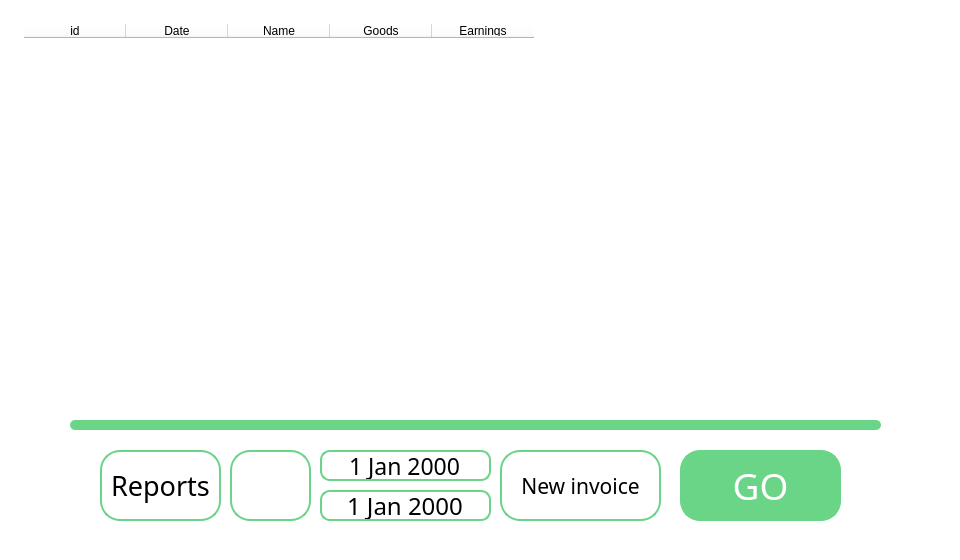
Before: the Qt Designer form uis/invoices/Invoices.ui in exorevan/Invoices-application--PyQT6-, drawn with Qt 5.
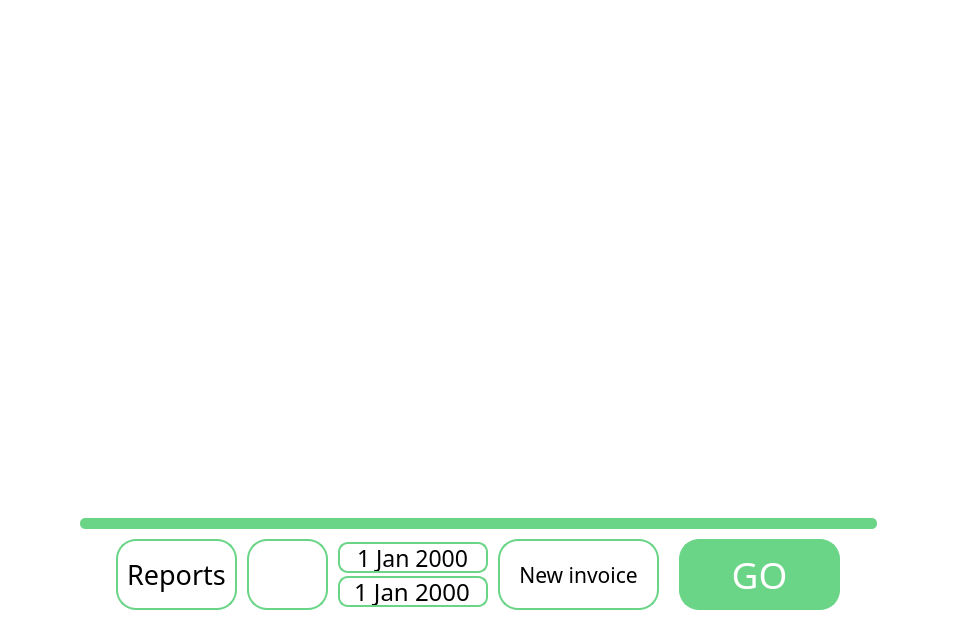
After: the same form once the commit is applied. Icons and pictures are not drawn.

```diff
--- a/uis/invoices/Invoices.ui
+++ b/uis/invoices/Invoices.ui
@@ -6,8 +6,8 @@
    <rect>
     <x>0</x>
     <y>0</y>
-    <width>960</width>
-    <height>560</height>
+    <width>957</width>
+    <height>620</height>
    </rect>
   </property>
   <property name="font">
@@ -23,158 +23,76 @@
    <string notr="true">background-color: white;
 border-radius: 20;</string>
   </property>
-  <widget class="QDateEdit" name="datePicker2">
-   <property name="geometry">
-    <rect>
-     <x>320</x>
-     <y>490</y>
-     <width>171</width>
-     <height>31</height>
-    </rect>
+  <layout class="QVBoxLayout" name="verticalLayout_2">
+   <property name="spacing">
+    <number>0</number>
    </property>
-   <property name="font">
-    <font>
-     <family>Dubai Light</family>
-     <pointsize>18</pointsize>
-    </font>
+   <property name="leftMargin">
+    <number>0</number>
    </property>
-   <property name="layoutDirection">
-    <enum>Qt::LeftToRight</enum>
+   <property name="topMargin">
+    <number>0</number>
    </property>
-   <property name="styleSheet">
-    <string notr="true">background-color: white;
-border: 2px solid #6ad487;
-border-radius: 10;</string>
+   <property name="rightMargin">
+    <number>0</number>
    </property>
-   <property name="alignment">
-    <set>Qt::AlignCenter</set>
+   <property name="bottomMargin">
+    <number>0</number>
    </property>
-   <property name="buttonSymbols">
-    <enum>QAbstractSpinBox::NoButtons</enum>
-   </property>
-  </widget>
-  <widget class="QDateEdit" name="datePicker1">
-   <property name="geometry">
-    <rect>
-     <x>320</x>
-     <y>450</y>
-     <width>171</width>
-     <height>31</height>
-    </rect>
-   </property>
-   <property name="font">
-    <font>
-     <family>Dubai Light</family>
-     <pointsize>17</pointsize>
-    </font>
-   </property>
-   <property name="accessibleDescription">
-    <string/>
-   </property>
-   <property name="layoutDirection">
-    <enum>Qt::LeftToRight</enum>
-   </property>
-   <property name="autoFillBackground">
-    <bool>false</bool>
-   </property>
-   <property name="styleSheet">
-    <string notr="true">background-color: white;
-border: 2px solid #6ad487;
-border-radius: 10;</string>
-   </property>
-   <property name="alignment">
-    <set>Qt::AlignCenter</set>
-   </property>
-   <property name="buttonSymbols">
-    <enum>QAbstractSpinBox::NoButtons</enum>
-   </property>
-  </widget>
-  <widget class="QPushButton" name="showInvoicesButton">
-   <property name="geometry">
-    <rect>
-     <x>680</x>
-     <y>450</y>
-     <width>161</width>
-     <height>71</height>
-    </rect>
-   </property>
-   <property name="font">
-    <font>
-     <family>Broadway</family>
-     <pointsize>28</pointsize>
-    </font>
-   </property>
-   <property name="styleSheet">
-    <string notr="true">
-QPushButton{
-background-color: #6ad487;
-border-radius: 20;
-color: white; 
-
-border: 2px solid #6ad487;
-}
-
-QPushButton:hover {
-
-	
-	
-	border-color: rgb(255, 255, 255);
-	font: 28pt &quot;Broadway&quot;;
-}
-</string>
-   </property>
-   <property name="text">
-    <string>GO</string>
-   </property>
-  </widget>
-  <widget class="QPushButton" name="newInvoiceButton">
-   <property name="geometry">
-    <rect>
-     <x>500</x>
-     <y>450</y>
-     <width>161</width>
-     <height>71</height>
-    </rect>
-   </property>
-   <property name="font">
-    <font>
-     <family>Dubai Light</family>
-     <pointsize>16</pointsize>
-    </font>
-   </property>
-   <property name="styleSheet">
-    <string notr="true">QPushButton{
-background-color: white;
-border-radius: 20;
-color: black; 
-border: 2px solid #6ad487;
-}
-
-QPushButton:hover {
-
-	
-	background-color: #ffff;
-	border: 3px solid #6ad487;
-	selection-color: rgb(92, 186, 117);
-	font: 25 16pt &quot;Dubai Light&quot;;
-	
-	
-}
-</string>
-   </property>
-   <property name="text">
-    <string>New invoice</string>
-   </property>
-  </widget>
+   <item>
+    <layout class="QVBoxLayout" name="verticalLayout">
+     <item>
+      <widget class="QFrame" name="frame">
+       <property name="frameShape">
+        <enum>QFrame::StyledPanel</enum>
+       </property>
+       <property name="frameShadow">
+        <enum>QFrame::Raised</enum>
+       </property>
+       <layout class="QVBoxLayout" name="verticalLayout_7">
+        <property name="spacing">
+         <number>0</number>
+        </property>
+        <property name="leftMargin">
+         <number>0</number>
+        </property>
+        <property name="topMargin">
+         <number>0</number>
+        </property>
+        <property name="rightMargin">
+         <number>0</number>
+        </property>
+        <property name="bottomMargin">
+         <number>0</number>
+        </property>
+        <item>
+         <layout class="QVBoxLayout" name="verticalLayout_6">
+          <item>
+           <widget class="QFrame" name="frame_6">
+            <property name="frameShape">
+             <enum>QFrame::StyledPanel</enum>
+            </property>
+            <property name="frameShadow">
+             <enum>QFrame::Raised</enum>
+            </property>
+            <layout class="QVBoxLayout" name="verticalLayout_9">
+             <property name="spacing">
+              <number>0</number>
+             </property>
+             <property name="leftMargin">
+              <number>10</number>
+             </property>
+             <property name="topMargin">
+              <number>20</number>
+             </property>
+             <property name="rightMargin">
+              <number>5</number>
+             </property>
+             <property name="bottomMargin">
+              <number>0</number>
+             </property>
+             <item>
   <widget class="QTableWidget" name="tableWidget">
-   <property name="geometry">
-    <rect>
-     <x>20</x>
-     <y>20</y>
-     <width>921</width>
-     <height>381</height>
-    </rect>
-   </property>
    <property name="font">
     <font>
      <family>Dubai Light</family>
@@ -188,7 +106,7 @@
 border: 2px solid white;</string>
    </property>
    <attribute name="horizontalHeaderVisible">
-    <bool>true</bool>
+                <bool>false</bool>
    </attribute>
    <attribute name="horizontalHeaderCascadingSectionResizes">
     <bool>false</bool>
@@ -237,14 +155,39 @@
     </property>
    </column>
   </widget>
-  <widget class="QFrame" name="frame">
-   <property name="geometry">
-    <rect>
-     <x>70</x>
-     <y>420</y>
-     <width>811</width>
-     <height>10</height>
-    </rect>
+             </item>
+            </layout>
+           </widget>
+          </item>
+         </layout>
+        </item>
+        <item>
+         <layout class="QVBoxLayout" name="verticalLayout_5">
+          <property name="spacing">
+           <number>0</number>
+          </property>
+          <property name="leftMargin">
+           <number>80</number>
+          </property>
+          <property name="rightMargin">
+           <number>80</number>
+          </property>
+          <property name="bottomMargin">
+           <number>10</number>
+          </property>
+          <item alignment="Qt::AlignVCenter">
+           <widget class="QFrame" name="frame_7">
+            <property name="minimumSize">
+             <size>
+              <width>0</width>
+              <height>11</height>
+             </size>
+            </property>
+            <property name="maximumSize">
+             <size>
+              <width>16777215</width>
+              <height>0</height>
+             </size>
    </property>
    <property name="styleSheet">
     <string notr="true">background-color: #6ad487;
@@ -258,15 +201,147 @@
    <property name="frameShadow">
     <enum>QFrame::Raised</enum>
    </property>
-  </widget>
+            <layout class="QVBoxLayout" name="verticalLayout_8">
+             <property name="spacing">
+              <number>0</number>
+             </property>
+             <property name="leftMargin">
+              <number>80</number>
+             </property>
+             <property name="topMargin">
+              <number>10</number>
+             </property>
+             <property name="rightMargin">
+              <number>80</number>
+             </property>
+             <property name="bottomMargin">
+              <number>20</number>
+             </property>
+            </layout>
+           </widget>
+          </item>
+         </layout>
+        </item>
+       </layout>
+      </widget>
+     </item>
+    </layout>
+   </item>
+   <item>
+    <layout class="QHBoxLayout" name="horizontalLayout">
+     <property name="spacing">
+      <number>10</number>
+     </property>
+     <property name="bottomMargin">
+      <number>10</number>
+     </property>
+     <item alignment="Qt::AlignHCenter">
+      <widget class="QFrame" name="frame_2">
+       <property name="frameShape">
+        <enum>QFrame::StyledPanel</enum>
+       </property>
+       <property name="frameShadow">
+        <enum>QFrame::Raised</enum>
+       </property>
+       <layout class="QHBoxLayout" name="horizontalLayout_4">
+        <property name="spacing">
+         <number>10</number>
+        </property>
+        <property name="leftMargin">
+         <number>0</number>
+        </property>
+        <property name="topMargin">
+         <number>0</number>
+        </property>
+        <property name="rightMargin">
+         <number>0</number>
+        </property>
+        <property name="bottomMargin">
+         <number>0</number>
+        </property>
+        <item>
+         <layout class="QHBoxLayout" name="horizontalLayout_2">
+          <item>
+           <widget class="QFrame" name="frame_3">
+            <property name="frameShape">
+             <enum>QFrame::StyledPanel</enum>
+            </property>
+            <property name="frameShadow">
+             <enum>QFrame::Raised</enum>
+            </property>
+            <layout class="QHBoxLayout" name="horizontalLayout_5">
+             <property name="spacing">
+              <number>10</number>
+             </property>
+             <property name="leftMargin">
+              <number>100</number>
+             </property>
+             <property name="topMargin">
+              <number>0</number>
+             </property>
+             <property name="rightMargin">
+              <number>0</number>
+             </property>
+             <property name="bottomMargin">
+              <number>0</number>
+             </property>
+             <item>
+              <widget class="QPushButton" name="ReportsButton">
+               <property name="minimumSize">
+                <size>
+                 <width>121</width>
+                 <height>71</height>
+                </size>
+               </property>
+               <property name="maximumSize">
+                <size>
+                 <width>121</width>
+                 <height>71</height>
+                </size>
+               </property>
+               <property name="font">
+                <font>
+                 <family>Dubai Light</family>
+                 <pointsize>20</pointsize>
+                </font>
+               </property>
+               <property name="styleSheet">
+                <string notr="true">QPushButton{
+background-color: white;
+border-radius: 20;
+color: black; 
+border: 2px solid #6ad487;
+}
+
+QPushButton:hover {
+
+	
+	background-color: #6ad487;
+	border-color: rgb(255, 255, 255);
+	selection-color: rgb(92, 186, 117);
+	font: 57 20pt &quot;Dubai Medium&quot;;
+	color: white;
+}
+</string>
+               </property>
+               <property name="text">
+                <string>Reports</string>
+               </property>
+              </widget>
+             </item>
+             <item>
   <widget class="QPushButton" name="PlotsButton">
-   <property name="geometry">
-    <rect>
-     <x>230</x>
-     <y>450</y>
+               <property name="minimumSize">
+                <size>
      <width>81</width>
      <height>71</height>
-    </rect>
+                </size>
+               </property>
+               <property name="maximumSize">
+                <size>
+                 <width>81</width>
+                 <height>71</height>
+                </size>
    </property>
    <property name="font">
     <font>
@@ -306,19 +381,175 @@
     </size>
    </property>
   </widget>
-  <widget class="QPushButton" name="ReportsButton">
-   <property name="geometry">
-    <rect>
-     <x>100</x>
-     <y>450</y>
-     <width>121</width>
+             </item>
+            </layout>
+           </widget>
+          </item>
+         </layout>
+        </item>
+        <item>
+         <layout class="QVBoxLayout" name="verticalLayout_3">
+          <item>
+           <widget class="QFrame" name="frame_4">
+            <property name="frameShape">
+             <enum>QFrame::StyledPanel</enum>
+            </property>
+            <property name="frameShadow">
+             <enum>QFrame::Raised</enum>
+            </property>
+            <layout class="QVBoxLayout" name="verticalLayout_4">
+             <property name="spacing">
+              <number>0</number>
+             </property>
+             <property name="leftMargin">
+              <number>0</number>
+             </property>
+             <property name="topMargin">
+              <number>0</number>
+             </property>
+             <property name="rightMargin">
+              <number>0</number>
+             </property>
+             <property name="bottomMargin">
+              <number>0</number>
+             </property>
+             <item>
+              <widget class="QDateEdit" name="datePicker1">
+               <property name="maximumSize">
+                <size>
+                 <width>171</width>
+                 <height>31</height>
+                </size>
+               </property>
+               <property name="font">
+                <font>
+                 <family>Dubai Light</family>
+                 <pointsize>17</pointsize>
+                </font>
+               </property>
+               <property name="accessibleDescription">
+                <string/>
+               </property>
+               <property name="layoutDirection">
+                <enum>Qt::LeftToRight</enum>
+               </property>
+               <property name="autoFillBackground">
+                <bool>false</bool>
+               </property>
+               <property name="styleSheet">
+                <string notr="true">QDateEdit{
+background-color: white;
+border: 2px solid #6ad487;
+border-radius: 10;
+}
+
+QDateEdit:hover {
+
+
+	border: 3px solid  #6ad487;
+	
+
+}
+</string>
+               </property>
+               <property name="alignment">
+                <set>Qt::AlignCenter</set>
+               </property>
+               <property name="buttonSymbols">
+                <enum>QAbstractSpinBox::NoButtons</enum>
+               </property>
+              </widget>
+             </item>
+             <item>
+              <widget class="QDateEdit" name="datePicker2">
+               <property name="maximumSize">
+                <size>
+                 <width>171</width>
+                 <height>31</height>
+                </size>
+               </property>
+               <property name="font">
+                <font>
+                 <family>Dubai Light</family>
+                 <pointsize>18</pointsize>
+                </font>
+               </property>
+               <property name="layoutDirection">
+                <enum>Qt::LeftToRight</enum>
+               </property>
+               <property name="styleSheet">
+                <string notr="true">QDateEdit{
+background-color: white;
+border: 2px solid #6ad487;
+border-radius: 10;
+}
+
+QDateEdit:hover {
+
+
+	border: 3px solid  #6ad487;
+	
+
+}
+</string>
+               </property>
+               <property name="alignment">
+                <set>Qt::AlignCenter</set>
+               </property>
+               <property name="buttonSymbols">
+                <enum>QAbstractSpinBox::NoButtons</enum>
+               </property>
+              </widget>
+             </item>
+            </layout>
+           </widget>
+          </item>
+         </layout>
+        </item>
+        <item>
+         <layout class="QHBoxLayout" name="horizontalLayout_3">
+          <item>
+           <widget class="QFrame" name="frame_5">
+            <property name="frameShape">
+             <enum>QFrame::StyledPanel</enum>
+            </property>
+            <property name="frameShadow">
+             <enum>QFrame::Raised</enum>
+            </property>
+            <layout class="QHBoxLayout" name="horizontalLayout_6">
+             <property name="spacing">
+              <number>20</number>
+             </property>
+             <property name="leftMargin">
+              <number>0</number>
+             </property>
+             <property name="topMargin">
+              <number>0</number>
+             </property>
+             <property name="rightMargin">
+              <number>100</number>
+             </property>
+             <property name="bottomMargin">
+              <number>0</number>
+             </property>
+             <item>
+              <widget class="QPushButton" name="newInvoiceButton">
+               <property name="minimumSize">
+                <size>
+                 <width>161</width>
      <height>71</height>
-    </rect>
-   </property>
+                </size>
+               </property>
+               <property name="maximumSize">
+                <size>
+                 <width>161</width>
+                 <height>71</height>
+                </size>
+               </property>
    <property name="font">
     <font>
      <family>Dubai Light</family>
-     <pointsize>20</pointsize>
+                 <pointsize>16</pointsize>
     </font>
    </property>
    <property name="styleSheet">
@@ -332,18 +563,76 @@
 QPushButton:hover {
 
 	
-	background-color: #6ad487;
-	border-color: rgb(255, 255, 255);
+	background-color: #ffff;
+	border: 3px solid #6ad487;
 	selection-color: rgb(92, 186, 117);
-	font: 57 20pt &quot;Dubai Medium&quot;;
-	color: white;
+	font: 25 16pt &quot;Dubai Light&quot;;
+	
+	
 }
 </string>
    </property>
    <property name="text">
-    <string>Reports</string>
-   </property>
-  </widget>
+                <string>New invoice</string>
+               </property>
+              </widget>
+             </item>
+             <item>
+              <widget class="QPushButton" name="showInvoicesButton">
+               <property name="minimumSize">
+                <size>
+                 <width>161</width>
+                 <height>71</height>
+                </size>
+               </property>
+               <property name="maximumSize">
+                <size>
+                 <width>161</width>
+                 <height>71</height>
+                </size>
+               </property>
+               <property name="font">
+                <font>
+                 <family>Broadway</family>
+                 <pointsize>28</pointsize>
+                </font>
+               </property>
+               <property name="styleSheet">
+                <string notr="true">
+QPushButton{
+background-color: #6ad487;
+border-radius: 20;
+color: white; 
+
+border: 2px solid #6ad487;
+}
+
+QPushButton:hover {
+
+	
+	
+	border-color: rgb(255, 255, 255);
+	font: 28pt &quot;Broadway&quot;;
+}
+
+</string>
+               </property>
+               <property name="text">
+                <string>GO</string>
+               </property>
+              </widget>
+             </item>
+            </layout>
+           </widget>
+          </item>
+         </layout>
+        </item>
+       </layout>
+      </widget>
+     </item>
+    </layout>
+   </item>
+  </layout>
  </widget>
  <resources/>
  <connections/>
```
Lines whose indentation alone changed are shown as unchanged.
